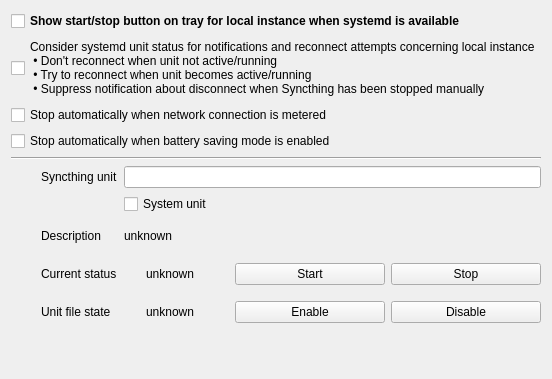
Before: the Qt Designer form syncthingwidgets/settings/systemdoptionpage.ui in Martchus/syncthingtray, drawn with Qt 5.
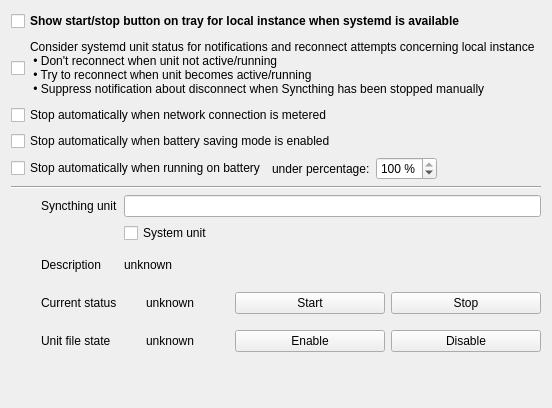
After: the same form once the commit is applied. Icons and pictures are not drawn. Custom widgets are drawn as their Qt base class.

Commit message: Allow pausing/stopping Syncthing when on battery or battery is low

Diff of the .ui file:
```diff
--- a/syncthingwidgets/settings/systemdoptionpage.ui
+++ b/syncthingwidgets/settings/systemdoptionpage.ui
@@ -46,6 +46,53 @@
       </property>
      </widget>
     </item>
+     <item>
+      <layout class="QHBoxLayout" name="stopOnBatteryLayout">
+       <item>
+        <widget class="QCheckBox" name="stopOnBatteryCheckBox">
+         <property name="text">
+          <string>Stop automatically when running on battery</string>
+         </property>
+        </widget>
+       </item>
+       <item>
+        <widget class="QLabel" name="stopOnBatteryMinPercentageLabel">
+         <property name="text">
+          <string>under percentage:</string>
+         </property>
+        </widget>
+       </item>
+       <item>
+        <widget class="QSpinBox" name="stopOnBatteryMinPercentageSpinBox">
+         <property name="suffix">
+          <string> %</string>
+         </property>
+         <property name="minimum">
+          <number>1</number>
+         </property>
+         <property name="maximum">
+          <number>100</number>
+         </property>
+         <property name="value">
+          <number>100</number>
+         </property>
+        </widget>
+       </item>
+       <item>
+        <spacer name="stopOnBatterySpacer">
+         <property name="orientation">
+          <enum>Qt::Horizontal</enum>
+         </property>
+         <property name="sizeHint" stdset="0">
+          <size>
+           <width>40</width>
+           <height>20</height>
+          </size>
+         </property>
+        </spacer>
+       </item>
+      </layout>
+     </item>
    <item>
     <widget class="Line" name="line">
      <property name="orientation">
```
Lines whose indentation alone changed are shown as unchanged. The commit also changes 21 other files.
